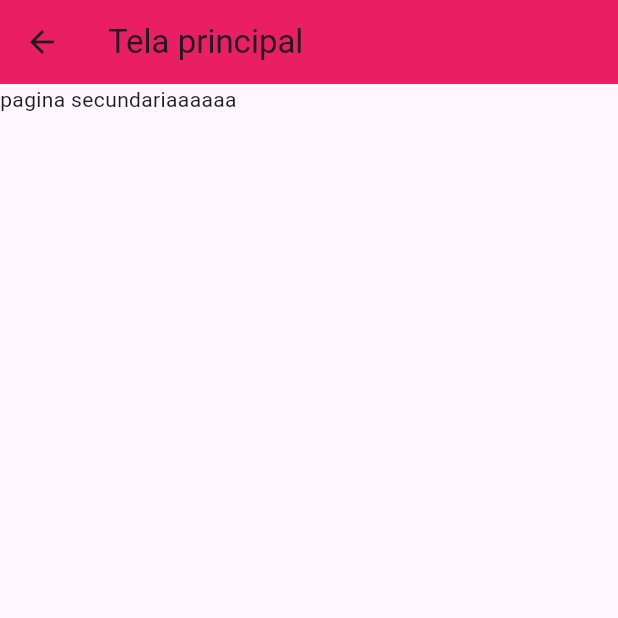
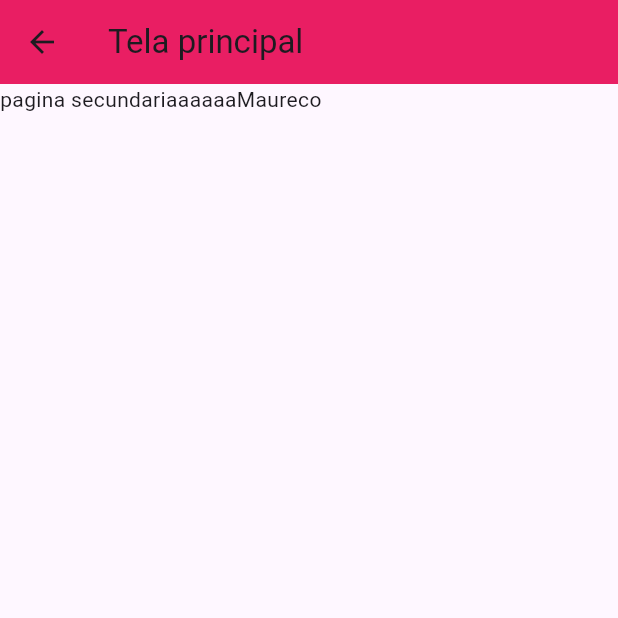
Before and after one commit to MauricioSts/APP_navegacao_entre_paginas, a Flutter app: the screen it shows after launch, after a tap on "Ir para proxima pagina", on a phone screen of 412 x 824 dp, the top half of it. Run offline on Flutter 3.47's test engine with Material 3 defaults, Android fonts, the phone set to English and light mode, and no system bars.

Commit message:
Passando informaçoes para outra pagina

```diff
--- a/lib/PaginaSecundaria.dart
+++ b/lib/PaginaSecundaria.dart
@@ -1,7 +1,11 @@
 import 'package:flutter/material.dart';
 
 class Paginasecundaria extends StatefulWidget {
-  const Paginasecundaria({super.key});
+
+
+  Paginasecundaria(this.valor);
+
+  String valor;
 
   @override
   State<Paginasecundaria> createState() => _PaginasecundariaState();
@@ -16,7 +20,7 @@ class _PaginasecundariaState extends State<Paginasecundaria> {
         title: Text("Tela principal"),
       ),
       body: Container(
-        child: Column(children: [Text("pagina secundariaaaaaa")]),
+        child: Column(children: [Text("pagina secundariaaaaaa" + widget.valor)]),
       ),
     );
   }
--- a/lib/main.dart
+++ b/lib/main.dart
@@ -27,7 +27,7 @@ class _TelaPrincipalState extends State<TelaPrincipal> {
               onPressed: () {
                 Navigator.push(
                   context,
-                  MaterialPageRoute(builder: (context) => Paginasecundaria()),
+                  MaterialPageRoute(builder: (context) => Paginasecundaria("Maureco")),
                 );
               },
               child: Text("Ir para proxima pagina"),
```
